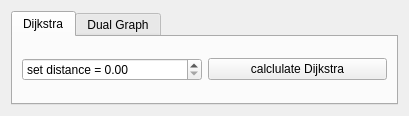
nicgallego/interactive-quadmesh-design, file MastersThesisToolbarBase.ui: the form before one commit.
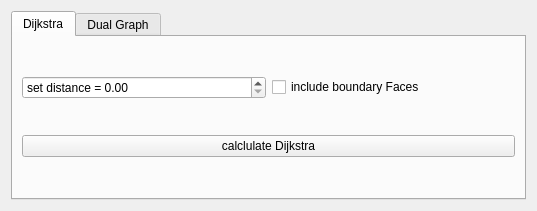
The form after the commit.

Commit message: added checkbox function

The edit to the form file:
```diff
--- a/MastersThesisToolbarBase.ui
+++ b/MastersThesisToolbarBase.ui
@@ -6,8 +6,8 @@
    <rect>
     <x>0</x>
     <y>0</y>
-    <width>409</width>
-    <height>116</height>
+    <width>537</width>
+    <height>211</height>
    </rect>
   </property>
   <property name="windowTitle">
@@ -37,13 +37,20 @@
          </property>
         </widget>
        </item>
-       <item row="0" column="1">
+       <item row="2" column="0" colspan="2">
         <widget class="QPushButton" name="get_selection">
          <property name="text">
           <string>calclulate Dijkstra</string>
          </property>
         </widget>
        </item>
+       <item row="0" column="1">
+        <widget class="QCheckBox" name="include_boundary_faces">
+         <property name="text">
+          <string>include boundary Faces</string>
+         </property>
+        </widget>
+       </item>
       </layout>
      </widget>
      <widget class="QWidget" name="DualG">
```
The commit also changes 3 other files.
